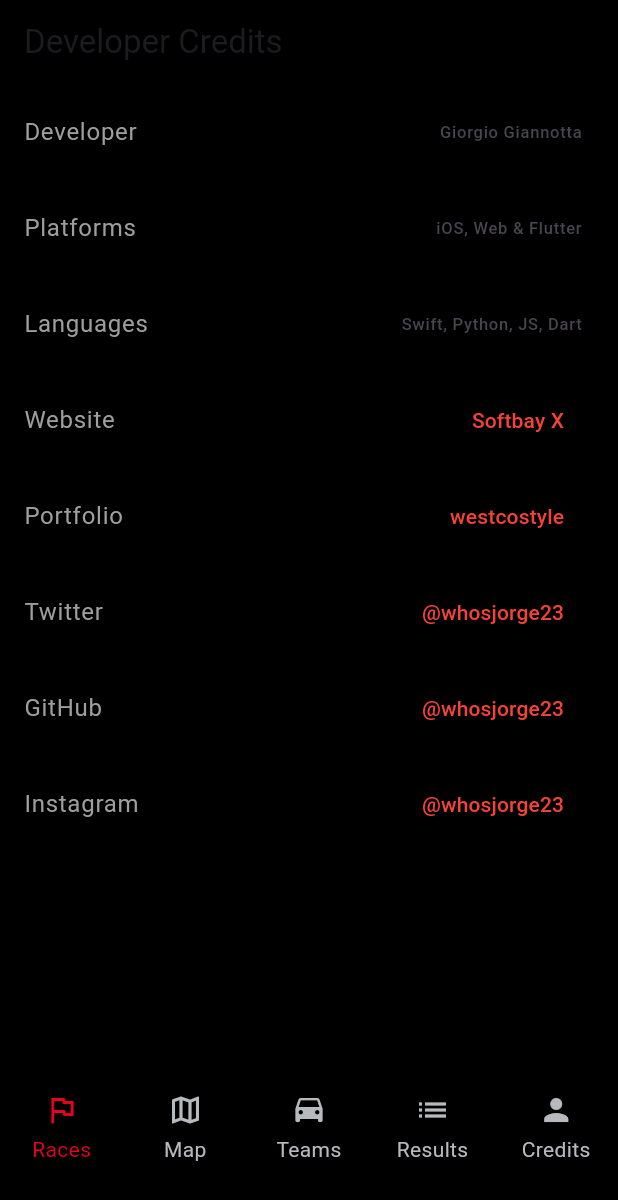
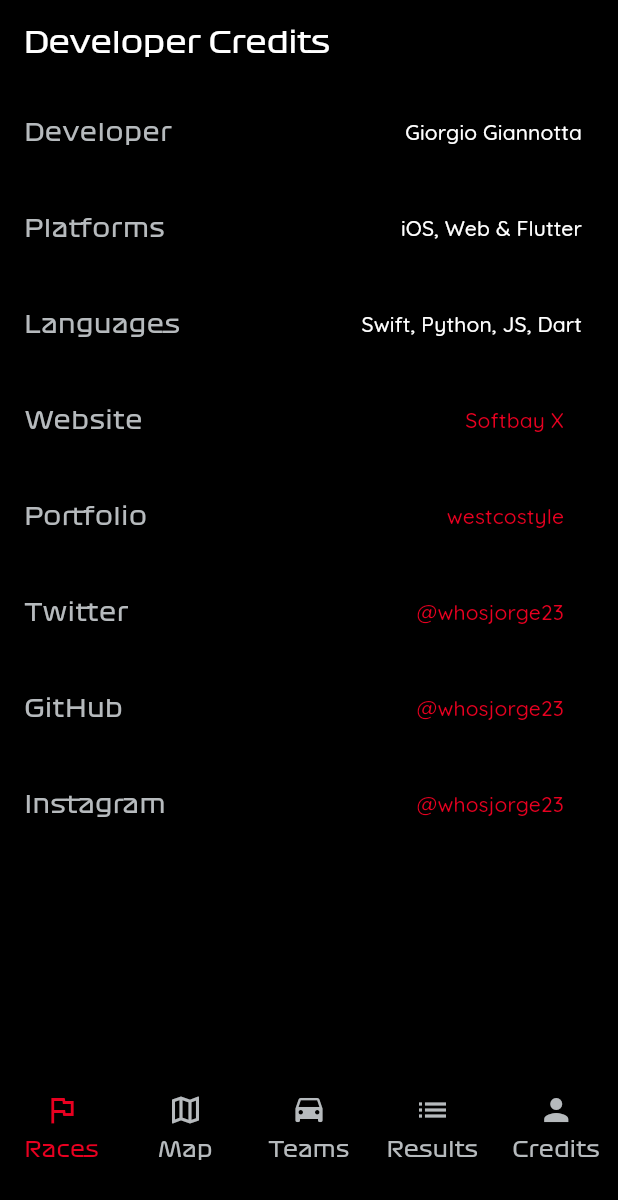
Before and after one commit to whosjorge23/formula_one_calendar, a Flutter app: the CreditsView screen opened by its route, on a phone screen of 412 x 824 dp. Shown: the top 1200 px of the screen. Run offline on Flutter 3.47's test engine with Material 3 defaults, Android fonts, the light colour scheme and no system bars; our stand-ins replace bloc, dio, flutter_bloc, flutter_map, freezed_annotation, get_it and 4 more; network calls fail.

Commit message:
add fonts

```diff
--- a/lib/bootstrap.dart
+++ b/lib/bootstrap.dart
@@ -5,8 +5,8 @@
 import 'package:formula_one_calendar/network/race_repository.dart';
 import 'package:formula_one_calendar/network/result_repository.dart';
 import 'package:formula_one_calendar/service/context_service.dart';
-import 'package:formula_one_calendar/service/images_service.dart';
 import 'package:formula_one_calendar/theme/app_colors.dart';
+import 'package:formula_one_calendar/theme/app_text_styles.dart';
 
 import 'package:get_it/get_it.dart';
 
@@ -35,7 +35,7 @@
   GetIt.I.registerSingleton<ResultRepository>(ResultRepository());
 
   //Services
-  GetIt.I.registerSingleton<ImagesService>(ImagesService());
+  GetIt.I.registerLazySingleton<AppTextStyle>(() => AppTextStyle());
   GetIt.I.registerLazySingleton<AppColors>(() => AppColors());
 }
 
--- a/lib/shared_export.dart
+++ b/lib/shared_export.dart
@@ -3,8 +3,8 @@
 import 'package:formula_one_calendar/network/race_repository.dart';
 import 'package:formula_one_calendar/network/result_repository.dart';
 import 'package:formula_one_calendar/service/context_service.dart';
-import 'package:formula_one_calendar/service/images_service.dart';
 import 'package:formula_one_calendar/theme/app_colors.dart';
+import 'package:formula_one_calendar/theme/app_text_styles.dart';
 import 'package:get_it/get_it.dart';
 
 ContextService get contextService => GetIt.I.get<ContextService>();
@@ -17,6 +17,6 @@
 
 ResultRepository get resultRepository => GetIt.I.get<ResultRepository>();
 
-ImagesService get imagesService => GetIt.I.get<ImagesService>();
+AppTextStyle get appTextStyle => GetIt.I.get<AppTextStyle>();
 
 AppColors get appColors => GetIt.I.get<AppColors>();
--- a/lib/shell/home_screen_shell.dart
+++ b/lib/shell/home_screen_shell.dart
@@ -57,7 +57,7 @@
           Text(
             label,
             textAlign: TextAlign.center,
-            style: TextStyle(color: appColors.redFerrari),
+            style: appTextStyle.getFormulaOne().copyWith(color: appColors.redFerrari),
           )
         ],
       ),
@@ -73,7 +73,7 @@
           Text(
             label,
             textAlign: TextAlign.center,
-            style: TextStyle(color: appColors.greyHaas),
+            style: appTextStyle.getFormulaOne().copyWith(color: appColors.greyHaas),
           )
         ],
       ),
--- a/lib/theme/theme_data.dart
+++ b/lib/theme/theme_data.dart
@@ -6,9 +6,12 @@
   //APPBAR
   appBarTheme: AppBarTheme(
     backgroundColor: appColors.black,
+    titleTextStyle: appTextStyle.getFormulaOne().copyWith(fontSize: 20),
   ),
   textTheme: TextTheme(
-    titleLarge: TextStyle(color: appColors.white),
+    titleSmall: appTextStyle.getQuicksand().copyWith(color: appColors.white),
+    titleMedium: appTextStyle.getQuicksand().copyWith(color: appColors.white),
+    titleLarge: appTextStyle.getQuicksand().copyWith(color: appColors.white),
   ),
   // //ELEVATED BUTTON
   // elevatedButtonTheme: ElevatedButtonThemeData(
@@ -41,7 +44,7 @@
     backgroundColor: appColors.black,
   ),
   textTheme: TextTheme(
-    titleLarge: TextStyle(color: appColors.white),
+    titleLarge: appTextStyle.getQuicksand().copyWith(color: appColors.white),
   ),
   // //ELEVATED BUTTON
   // elevatedButtonTheme: ElevatedButtonThemeData(
--- a/lib/views/credits_view.dart
+++ b/lib/views/credits_view.dart
@@ -1,4 +1,5 @@
 import 'package:flutter/material.dart';
+import 'package:formula_one_calendar/shared_export.dart';
 import 'package:formula_one_calendar/widgets/team_card.dart';
 import 'package:url_launcher/url_launcher.dart';
 
@@ -92,9 +93,12 @@
     return Padding(
       padding: EdgeInsets.symmetric(vertical: 4.0),
       child: ListTile(
-        title: Text(name, style: TextStyle(color: Colors.grey)),
+        title: Text(name, style: appTextStyle.getFormulaOne().copyWith(color: appColors.greyHaas)),
         trailing: content != null
-            ? Text(content!)
+            ? Text(
+                content!,
+                style: Theme.of(context).textTheme.titleSmall,
+              )
             : linkLabel != null && linkDestination != null
                 ? Row(
                     mainAxisSize: MainAxisSize.min,
@@ -105,7 +109,7 @@
                         },
                         child: Text(
                           linkLabel!,
-                          style: TextStyle(color: Colors.red),
+                          style: Theme.of(context).textTheme.titleSmall?.copyWith(color: appColors.redFerrari),
                         ),
                       ),
                     ],
```
Also changed, not shown: lib/service/images_service.dart (deleted, +0 -9 lines), lib/theme/app_text_styles.dart (added, +16 -0 lines), pubspec.yaml (+16 -1 lines), assets/fonts/Formula1-Regular-1.ttf (added), assets/fonts/Quicksand-Bold.ttf (added), assets/fonts/Quicksand-Light.ttf (added), assets/fonts/Quicksand-Medium.ttf (added), assets/fonts/Quicksand-Regular.ttf (added), assets/fonts/Quicksand-SemiBold.ttf (added).
